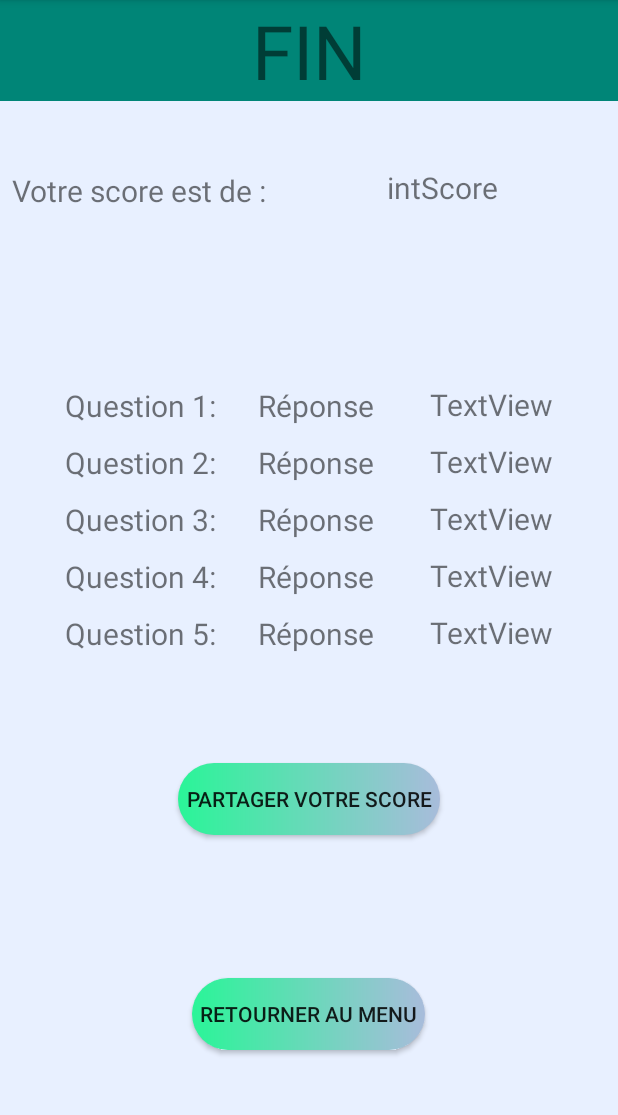
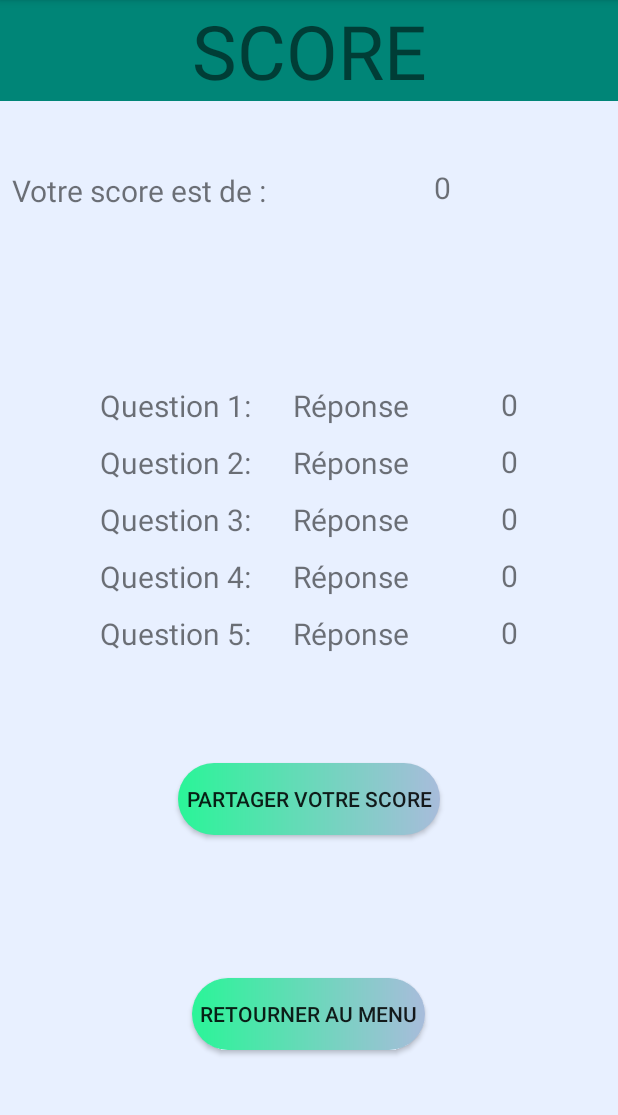
Before and after one commit to Chewbaku/Android, an Android app: the ScoreActivity screen opened directly, with no data from a screen before it, on a phone screen of 412 x 824 dp, the part 84-1199 px from its top. Run offline under Robolectric (Android 15) with nearby library versions, the phone set to English and light mode, and no system bars; our stand-ins replace Room's generated code.

Commit message:
preparation de l'affichage du score sur le lobby

```diff
--- a/AndroidQuizz/app/src/main/java/com/example/androidquizz/ScoreActivity.java
+++ b/AndroidQuizz/app/src/main/java/com/example/androidquizz/ScoreActivity.java
@@ -4,15 +4,50 @@ import android.content.Intent;
 import android.os.Bundle;
 import android.view.View;
 import android.widget.Button;
+import android.widget.TextView;
+
+import com.example.androidquizz.database.DatabaseHelper;
+import com.example.androidquizz.models.Statistics;
+import com.example.androidquizz.models.User;
+
+import org.w3c.dom.Text;
+
+import java.util.concurrent.Executor;
+import java.util.concurrent.Executors;
 
 import androidx.appcompat.app.AppCompatActivity;
 
 public class ScoreActivity extends AppCompatActivity {
 
+    final Executor executor = Executors.newSingleThreadExecutor();
+    private DatabaseHelper dbh = DatabaseHelper.getInstance();
+
     @Override
     protected void onCreate(Bundle savedInstanceState) {
         super.onCreate(savedInstanceState);
         setContentView(R.layout.activity_score);
+
+        executor.execute(new Runnable() {
+            @Override
+            public void run() {
+                User user = dbh.getUserDao().getUser(0);
+                Statistics statistics = dbh.getStatisticsDao().getStatistics(user.getId());
+
+                TextView txtScore = findViewById(R.id.intScore);
+                TextView txtScoreQuestion1 = findViewById(R.id.intReponse1);
+                TextView txtScoreQuestion2 = findViewById(R.id.intReponse2);
+                TextView txtScoreQuestion3 = findViewById(R.id.intReponse3);
+                TextView txtScoreQuestion4 = findViewById(R.id.intReponse4);
+                TextView txtScoreQuestion5 = findViewById(R.id.intReponse5);
+
+                txtScore.setText("0");
+                txtScoreQuestion1.setText("0");
+                txtScoreQuestion2.setText("0");
+                txtScoreQuestion3.setText("0");
+                txtScoreQuestion4.setText("0");
+                txtScoreQuestion5.setText("0");
+            }
+        });
 
         Button back;
         Button share;
@@ -20,6 +55,7 @@ public class ScoreActivity extends AppCompatActivity {
         share = findViewById(R.id.partager);
         back = (Button) findViewById(R.id.button);
 
+        //partage
         share.setOnClickListener(new View.OnClickListener() {
             @Override
             public void onClick(View v) {
@@ -47,4 +83,10 @@ public class ScoreActivity extends AppCompatActivity {
         startActivity(Intent.createChooser(sharingIntent, "Partager via"));
 
     }
+
+    //empêche de quitter la vue via le bouton retour
+    @Override
+    public void onBackPressed() {
+        return;
+    }
 }
--- a/AndroidQuizz/app/src/main/res/layout/activity_score.xml
+++ b/AndroidQuizz/app/src/main/res/layout/activity_score.xml
@@ -12,7 +12,7 @@
         android:layout_width="0dp"
         android:layout_height="wrap_content"
         android:background="@color/colorPrimary"
-        android:text="FIN"
+        android:text="SCORE"
         android:gravity="center"
         android:textSize="50dp"
         app:layout_constraintEnd_toEndOf="parent"
@@ -58,7 +58,7 @@
         app:layout_constraintTop_toBottomOf="@+id/intScore">
 
         <TextView
-            android:id="@+id/textView10"
+            android:id="@+id/intReponse1"
             android:layout_width="wrap_content"
             android:layout_height="wrap_content"
             android:padding="5dp"
@@ -66,7 +66,7 @@
             android:textSize="20dp" />
 
         <TextView
-            android:id="@+id/textView11"
+            android:id="@+id/intReponse2"
             android:layout_width="wrap_content"
             android:layout_height="wrap_content"
             android:padding="5dp"
@@ -74,7 +74,7 @@
             android:textSize="20dp" />
 
         <TextView
-            android:id="@+id/textView12"
+            android:id="@+id/intReponse3"
             android:layout_width="wrap_content"
             android:layout_height="wrap_content"
             android:padding="5dp"
@@ -82,7 +82,7 @@
             android:textSize="20dp" />
 
         <TextView
-            android:id="@+id/textView13"
+            android:id="@+id/intReponse4"
             android:layout_width="wrap_content"
             android:layout_height="wrap_content"
             android:padding="5dp"
@@ -90,7 +90,7 @@
             android:textSize="20dp" />
 
         <TextView
-            android:id="@+id/textView14"
+            android:id="@+id/intReponse5"
             android:layout_width="wrap_content"
             android:layout_height="wrap_content"
             android:padding="5dp"
```
